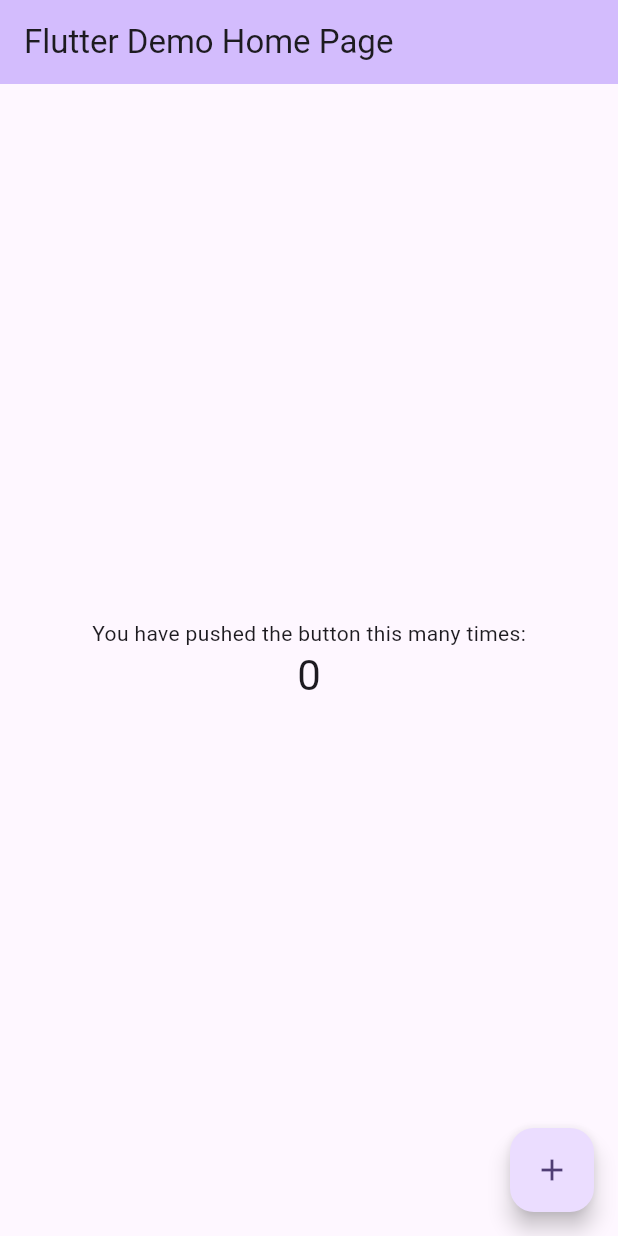
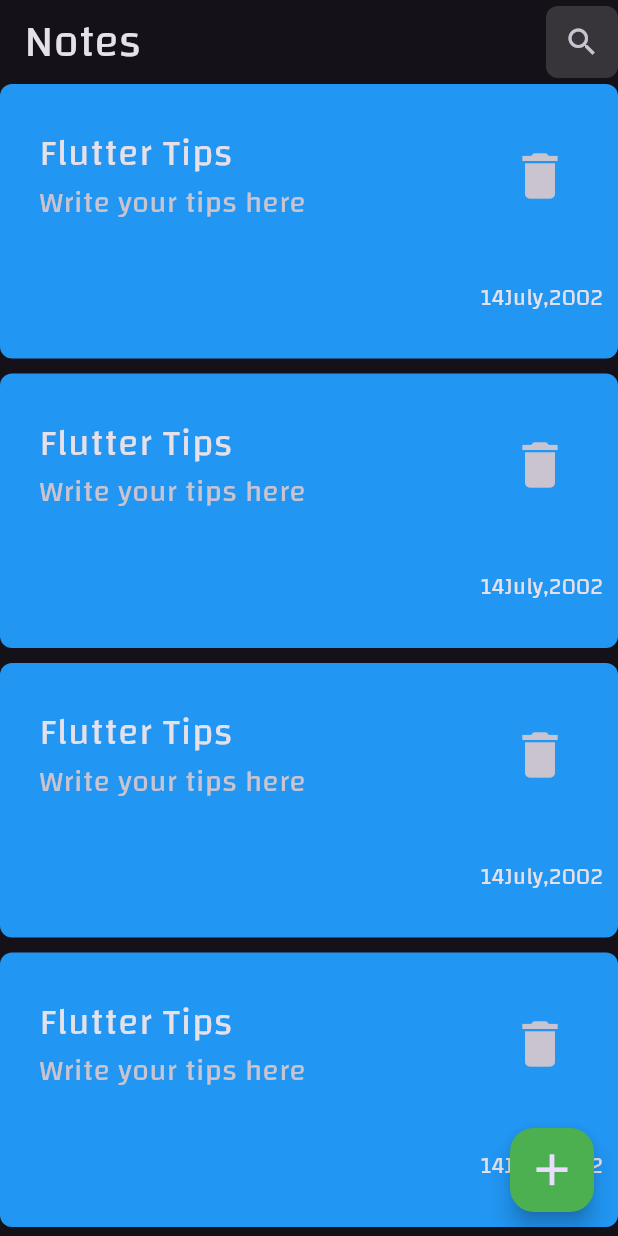
Before and after one commit to Alaanaser714/NoteApp, a Flutter app: the screen it shows after launch, on a phone screen of 412 x 824 dp. Run offline on Flutter 3.47's test engine with Material 3 defaults, Android fonts, the phone set to English and light mode, and no system bars.

Commit message:
create listView and floating button

```diff
--- a/lib/main.dart
+++ b/lib/main.dart
@@ -1,4 +1,5 @@
 import 'package:flutter/material.dart';
+import 'package:note_app/views/screens/notes_screen.dart';
 
 void main() {
   runApp(const MyApp());
@@ -7,119 +8,15 @@ void main() {
 class MyApp extends StatelessWidget {
   const MyApp({super.key});
 
-  // This widget is the root of your application.
   @override
   Widget build(BuildContext context) {
     return MaterialApp(
-      title: 'Flutter Demo',
       theme: ThemeData(
-        // This is the theme of your application.
-        //
-        // TRY THIS: Try running your application with "flutter run". You'll see
-        // the application has a purple toolbar. Then, without quitting the app,
-        // try changing the seedColor in the colorScheme below to Colors.green
-        // and then invoke "hot reload" (save your changes or press the "hot
-        // reload" button in a Flutter-supported IDE, or press "r" if you used
-        // the command line to start the app).
-        //
-        // Notice that the counter didn't reset back to zero; the application
-        // state is not lost during the reload. To reset the state, use hot
-        // restart instead.
-        //
-        // This works for code too, not just values: Most code changes can be
-        // tested with just a hot reload.
-        colorScheme: ColorScheme.fromSeed(seedColor: Colors.deepPurple),
-        useMaterial3: true,
+        brightness: Brightness.dark,
+        fontFamily: "Change",
       ),
-      home: const MyHomePage(title: 'Flutter Demo Home Page'),
+      debugShowCheckedModeBanner: false,
+      home: const NotesScreen(),
     );
   }
 }
-
-class MyHomePage extends StatefulWidget {
-  const MyHomePage({super.key, required this.title});
-
-  // This widget is the home page of your application. It is stateful, meaning
-  // that it has a State object (defined below) that contains fields that affect
-  // how it looks.
-
-  // This class is the configuration for the state. It holds the values (in this
-  // case the title) provided by the parent (in this case the App widget) and
-  // used by the build method of the State. Fields in a Widget subclass are
-  // always marked "final".
-
-  final String title;
-
-  @override
-  State<MyHomePage> createState() => _MyHomePageState();
-}
-
-class _MyHomePageState extends State<MyHomePage> {
-  int _counter = 0;
-
-  void _incrementCounter() {
-    setState(() {
-      // This call to setState tells the Flutter framework that something has
-      // changed in this State, which causes it to rerun the build method below
-      // so that the display can reflect the updated values. If we changed
-      // _counter without calling setState(), then the build method would not be
-      // called again, and so nothing would appear to happen.
-      _counter++;
-    });
-  }
-
-  @override
-  Widget build(BuildContext context) {
-    // This method is rerun every time setState is called, for instance as done
-    // by the _incrementCounter method above.
-    //
-    // The Flutter framework has been optimized to make rerunning build methods
-    // fast, so that you can just rebuild anything that needs updating rather
-    // than having to individually change instances of widgets.
-    return Scaffold(
-      appBar: AppBar(
-        // TRY THIS: Try changing the color here to a specific color (to
-        // Colors.amber, perhaps?) and trigger a hot reload to see the AppBar
-        // change color while the other colors stay the same.
-        backgroundColor: Theme.of(context).colorScheme.inversePrimary,
-        // Here we take the value from the MyHomePage object that was created by
-        // the App.build method, and use it to set our appbar title.
-        title: Text(widget.title),
-      ),
-      body: Center(
-        // Center is a layout widget. It takes a single child and positions it
-        // in the middle of the parent.
-        child: Column(
-          // Column is also a layout widget. It takes a list of children and
-          // arranges them vertically. By default, it sizes itself to fit its
-          // children horizontally, and tries to be as tall as its parent.
-          //
-          // Column has various properties to control how it sizes itself and
-          // how it positions its children. Here we use mainAxisAlignment to
-          // center the children vertically; the main axis here is the vertical
-          // axis because Columns are vertical (the cross axis would be
-          // horizontal).
-          //
-          // TRY THIS: Invoke "debug painting" (choose the "Toggle Debug Paint"
-          // action in the IDE, or press "p" in the console), to see the
-          // wireframe for each widget.
-          mainAxisAlignment: MainAxisAlignment.center,
-          children: <Widget>[
-            const Text(
-              'You have pushed the button this many times:',
-            ),
-            Text(
-              '$_counter',
-              style: Theme.of(context).textTheme.headlineMedium,
-            ),
-          ],
-        ),
-      ),
-      floatingActionButton: FloatingActionButton(
-        onPressed: _incrementCounter,
-        tooltip: 'Increment',
-        child: const Icon(Icons.add),
-      ), // This trailing comma makes auto-formatting nicer for build methods.
-    );
-  }
-}
--- /dev/null
+++ b/lib/views/components/custom_notes_container.dart
@@ -0,0 +1,58 @@
+// ignore_for_file: prefer_const_constructors
+
+import 'package:flutter/material.dart';
+
+class CustomNotesContainer extends StatelessWidget {
+  const CustomNotesContainer({
+    super.key,
+  });
+
+  @override
+  Widget build(BuildContext context) {
+    return Container(
+      margin: const EdgeInsets.only(bottom: 10),
+      padding: const EdgeInsets.only(left: 10, top: 20, bottom: 30),
+      decoration: BoxDecoration(
+        color: Colors.blue,
+        borderRadius: BorderRadius.circular(8),
+      ),
+      child: Column(
+        crossAxisAlignment: CrossAxisAlignment.end,
+        children: [
+          ListTile(
+            title: Text(
+              "Flutter Tips",
+              style: const TextStyle(
+                fontSize: 25,
+              ),
+            ),
+            subtitle: Text(
+              "Write your tips here",
+              style: const TextStyle(
+                fontSize: 20,
+              ),
+            ),
+            trailing: IconButton(
+                onPressed: () {},
+                icon: const Icon(
+                  Icons.delete,
+                  size: 40,
+                )),
+          ),
+          SizedBox(height: 30),
+          Padding(
+            padding: const EdgeInsets.symmetric(
+              horizontal: 10,
+            ),
+            child: Text(
+              "14July,2002",
+              style: const TextStyle(
+                fontSize: 15,
+              ),
+            ),
+          )
+        ],
+      ),
+    );
+  }
+}
--- /dev/null
+++ b/lib/views/screens/notes_screen.dart
@@ -0,0 +1,54 @@
+// ignore_for_file: prefer_const_constructors, prefer_const_literals_to_create_immutables
+
+import 'package:flutter/material.dart';
+
+import '../components/custom_notes_container.dart';
+
+class NotesScreen extends StatelessWidget {
+  const NotesScreen({super.key});
+
+  @override
+  Widget build(BuildContext context) {
+    return Scaffold(
+      floatingActionButton: FloatingActionButton(
+        backgroundColor: Colors.green,
+        onPressed: () {},
+        child: Icon(
+          Icons.add,
+          size: 35,
+        ),
+      ),
+      appBar: AppBar(
+        title: Text(
+          "Notes",
+          style: TextStyle(fontSize: 30),
+        ),
+        actions: [
+          Container(
+            decoration: BoxDecoration(
+              color: Colors.grey.withOpacity(.25),
+              borderRadius: BorderRadius.circular(8),
+            ),
+            child: IconButton(
+              onPressed: () {},
+              icon: Icon(
+                Icons.search,
+              ),
+            ),
+          )
+        ],
+      ),
+      body: Column(
+        children: [
+          Expanded(
+            child: ListView.builder(
+              itemBuilder: (context, index) {
+                return CustomNotesContainer();
+              },
+            ),
+          ),
+        ],
+      ),
+    );
+  }
+}
```
Also changed, not shown: assets/fonts/Changa/OFL.txt (added, +93 -0 lines), pubspec.yaml (+7 -11 lines), assets/fonts/Changa/Changa-VariableFont_wght.ttf (added), assets/fonts/Changa/README.txt (added), assets/fonts/Changa/static/Changa-Bold.ttf (added), assets/fonts/Changa/static/Changa-ExtraBold.ttf (added), assets/fonts/Changa/static/Changa-ExtraLight.ttf (added), assets/fonts/Changa/static/Changa-Light.ttf (added), assets/fonts/Changa/static/Changa-Medium.ttf (added), assets/fonts/Changa/static/Changa-Regular.ttf (added), assets/fonts/Changa/static/Changa-SemiBold.ttf (added).
